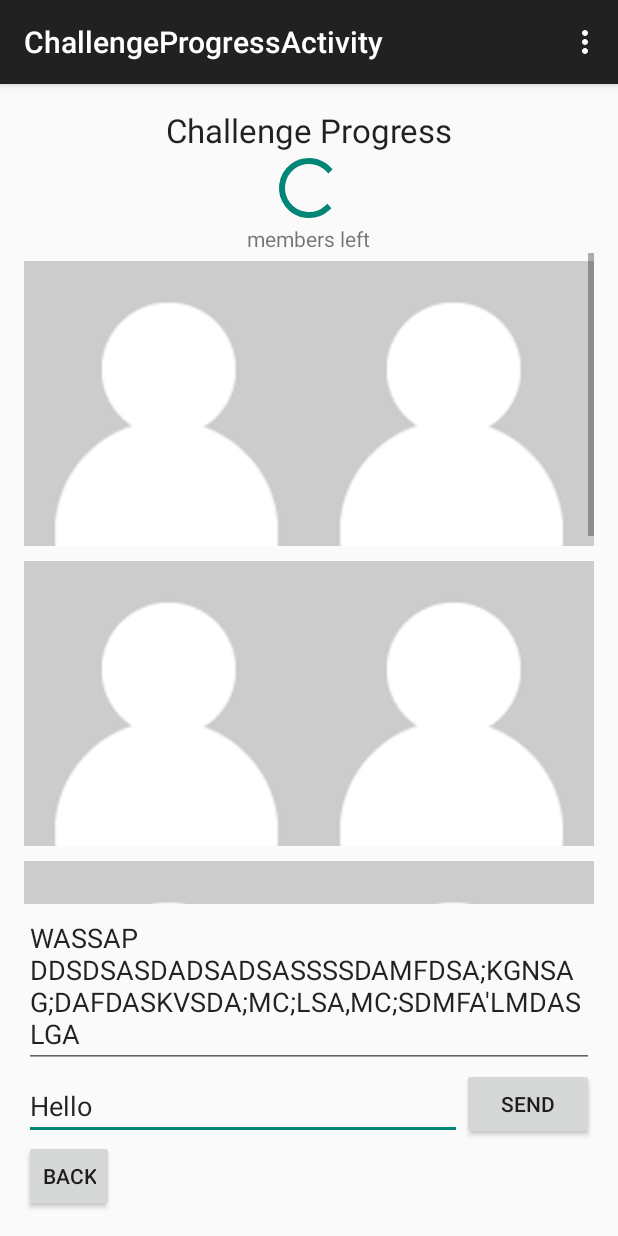
After one commit to anraja/Faceon, an Android app: the ChallengeProgressActivity screen opened directly, with no data from a screen before it, on a phone screen of 412 x 824 dp. The commit adds this screen. Run offline under Robolectric (Android 15) with nearby library versions, the phone set to English and light mode, and no system bars.

Commit message:
Challenge progress view done!

```diff
--- a/app/src/main/AndroidManifest.xml
+++ b/app/src/main/AndroidManifest.xml
@@ -47,6 +47,14 @@
             android:name=".Win"
             android:label="@string/title_activity_win" >
         </activity>
+        <activity
+            android:name=".InvitationActivity"
+            android:label="@string/title_activity_invitation" >
+        </activity>
+        <activity
+            android:name=".ChallengeProgressActivity"
+            android:label="@string/title_activity_challenge_progress" >
+        </activity>
     </application>
 
 </manifest>
--- /dev/null
+++ b/app/src/main/java/com/example/anitha/faceon/ChallengeProgressActivity.java
@@ -0,0 +1,96 @@
+package com.example.anitha.faceon;
+
+import android.media.Image;
+import android.support.v7.app.ActionBarActivity;
+import android.os.Bundle;
+import android.view.Gravity;
+import android.view.Menu;
+import android.view.MenuItem;
+import android.widget.Button;
+import android.widget.EditText;
+import android.widget.ImageView;
+import android.widget.ProgressBar;
+import android.widget.TableLayout;
+import android.widget.TableRow;
+
+import java.util.ArrayList;
+
+
+public class ChallengeProgressActivity extends ActionBarActivity {
+    private ProgressBar progBar;
+    private TableLayout tableMembersLeft;
+    private EditText chatWall;
+    private EditText inputTextField;
+    private Button sendButton;
+    private Button backButton;
+
+    @Override
+    protected void onCreate(Bundle savedInstanceState) {
+        super.onCreate(savedInstanceState);
+        setContentView(R.layout.activity_challenge_progress);
+        chatWall = (EditText) findViewById(R.id.viewChatBox);
+        chatWall.setKeyListener(null);
+
+
+        ArrayList<ImageView> membersImages = setupImageArrayList();
+        setUpMemberLeftTable(membersImages);
+    }
+
+    /**
+     * Setting up a dummy array list for members images
+     * @return List <Imageview>
+     */
+    private ArrayList<ImageView> setupImageArrayList (){
+        ArrayList<ImageView> membersImages = new ArrayList<>();
+        int membersImagesCount = 10;  // membersImages.size();
+        for (int i=0 ;i< membersImagesCount;i++){
+            ImageView memberPic = new ImageView(this);
+            memberPic.setImageResource(R.drawable.anonymous_user);
+            membersImages.add(memberPic);
+        }
+        return membersImages;
+    }
+
+    /**
+     * Setting up images in the tableLayou
+     * @param memberImages
+     */
+    private void setUpMemberLeftTable(ArrayList<ImageView> memberImages){
+        tableMembersLeft  =(TableLayout)  findViewById(R.id.viewMemberLeftTable);
+//        tableMembersLeft.setStretchAllColumns(true);
+        tableMembersLeft.setShrinkAllColumns(true);
+
+        int counter = 0;
+        TableRow row = null;
+        for(ImageView i :memberImages){
+            if( (counter %2) == 0 ) {
+                row = new TableRow(this);
+                //row.setGravity(Gravity.CENTER);
+                tableMembersLeft.addView(row);
+            }
+            row.addView(i);
+            counter++;
+        }
+    }
+    @Override
+    public boolean onCreateOptionsMenu(Menu menu) {
+        // Inflate the menu; this adds items to the action bar if it is present.
+        getMenuInflater().inflate(R.menu.menu_challenge_progress, menu);
+        return true;
+    }
+
+    @Override
+    public boolean onOptionsItemSelected(MenuItem item) {
+        // Handle action bar item clicks here. The action bar will
+        // automatically handle clicks on the Home/Up button, so long
+        // as you specify a parent activity in AndroidManifest.xml.
+        int id = item.getItemId();
+
+        //noinspection SimplifiableIfStatement
+        if (id == R.id.action_settings) {
+            return true;
+        }
+
+        return super.onOptionsItemSelected(item);
+    }
+}
--- /dev/null
+++ b/app/src/main/res/layout/activity_challenge_progress.xml
@@ -0,0 +1,109 @@
+<RelativeLayout xmlns:android="http://schemas.android.com/apk/res/android"
+    xmlns:tools="http://schemas.android.com/tools" android:layout_width="match_parent"
+    android:layout_height="match_parent" android:paddingLeft="@dimen/activity_horizontal_margin"
+    android:paddingRight="@dimen/activity_horizontal_margin"
+    android:paddingTop="@dimen/activity_vertical_margin"
+    android:paddingBottom="@dimen/activity_vertical_margin"
+    tools:context="com.example.anitha.faceon.ChallengeProgressActivity">
+
+    <TextView
+        android:layout_width="wrap_content"
+        android:layout_height="wrap_content"
+        android:textAppearance="?android:attr/textAppearanceLarge"
+        android:text="Challenge Progress"
+        android:id="@+id/textView4"
+        android:layout_alignParentTop="true"
+        android:layout_alignParentLeft="true"
+        android:layout_alignParentStart="true"
+        android:layout_alignParentRight="true"
+        android:layout_alignParentEnd="true"
+        android:gravity="center_horizontal" />
+
+    <ProgressBar
+        android:layout_width="wrap_content"
+        android:layout_height="wrap_content"
+        android:id="@+id/viewProgressBar"
+        android:layout_below="@+id/textView4"
+        android:layout_alignParentLeft="true"
+        android:layout_alignParentStart="true"
+        android:layout_alignRight="@+id/textView4"
+        android:layout_alignEnd="@+id/textView4"
+        android:indeterminate="false" />
+
+    <TextView
+        android:layout_width="wrap_content"
+        android:layout_height="wrap_content"
+        android:textAppearance="?android:attr/textAppearanceSmall"
+        android:text="members left"
+        android:id="@+id/textView6"
+        android:layout_below="@+id/viewProgressBar"
+        android:layout_centerHorizontal="true" />
+
+    <Button
+        style="?android:attr/buttonStyleSmall"
+        android:layout_width="wrap_content"
+        android:layout_height="wrap_content"
+        android:text="back"
+        android:id="@+id/viewButtonBack"
+        android:layout_alignParentBottom="true"
+        android:layout_alignParentLeft="true"
+        android:layout_alignParentStart="true" />
+
+    <Button
+        android:layout_width="wrap_content"
+        android:layout_height="wrap_content"
+        android:text="Send"
+        android:id="@+id/viewButtonSend"
+        android:layout_above="@+id/viewButtonBack"
+        android:layout_alignRight="@+id/viewProgressBar"
+        android:layout_alignEnd="@+id/viewProgressBar" />
+
+    <EditText
+        android:layout_width="wrap_content"
+        android:layout_height="wrap_content"
+        android:id="@+id/viewInputFieldText"
+        android:layout_above="@+id/viewButtonBack"
+        android:layout_alignParentLeft="true"
+        android:layout_alignParentStart="true"
+        android:layout_toLeftOf="@+id/viewButtonSend"
+        android:layout_toStartOf="@+id/viewButtonSend"
+        android:text="Hello"
+        android:focusable="true"
+        android:focusableInTouchMode="true" />
+
+    <EditText
+        android:layout_width="wrap_content"
+        android:layout_height="wrap_content"
+        android:inputType="textMultiLine"
+        android:ems="10"
+        android:id="@+id/viewChatBox"
+        android:layout_above="@+id/viewButtonSend"
+        android:layout_alignParentLeft="true"
+        android:layout_alignParentStart="true"
+        android:layout_alignRight="@+id/viewProgressBar"
+        android:layout_alignEnd="@+id/viewProgressBar"
+        android:text="WASSAP DDSDSASDADSADSASSSSDAMFDSA;KGNSAG;DAFDASKVSDA;MC;LSA,MC;SDMFA&apos;LMDASLGA"
+        android:editable="false"
+        android:clickable="false" />
+
+    <ScrollView
+        android:layout_width="wrap_content"
+        android:layout_height="wrap_content"
+        android:id="@+id/scrollView"
+        android:layout_above="@+id/viewChatBox"
+        android:layout_alignParentLeft="true"
+        android:layout_alignParentStart="true"
+        android:layout_alignRight="@+id/viewChatBox"
+        android:layout_alignEnd="@+id/viewChatBox"
+        android:layout_below="@+id/textView6">
+
+        <TableLayout
+            android:layout_width="fill_parent"
+            android:layout_height="fill_parent"
+            android:id="@+id/viewMemberLeftTable"
+            android:layout_below="@+id/textView6"
+            android:layout_alignParentLeft="true"
+            android:layout_alignParentStart="true"></TableLayout>
+    </ScrollView>
+
+</RelativeLayout>
--- /dev/null
+++ b/app/src/main/res/menu/menu_challenge_progress.xml
@@ -0,0 +1,7 @@
+<menu xmlns:android="http://schemas.android.com/apk/res/android"
+    xmlns:app="http://schemas.android.com/apk/res-auto"
+    xmlns:tools="http://schemas.android.com/tools"
+    tools:context="com.example.anitha.faceon.ChallengeProgressActivity">
+    <item android:id="@+id/action_settings" android:title="@string/action_settings"
+        android:orderInCategory="100" app:showAsAction="never" />
+</menu>
--- a/app/src/main/res/values/strings.xml
+++ b/app/src/main/res/values/strings.xml
@@ -18,5 +18,7 @@
     <string name="hello_blank_fragment">Hello blank fragment</string>
     <string name="edit_profile">Edit Profile</string>
     <string name="title_activity_win">Win</string>
+    <string name="title_activity_invitation">InvitationActivity</string>
+    <string name="title_activity_challenge_progress">ChallengeProgressActivity</string>
 
 </resources>
```
